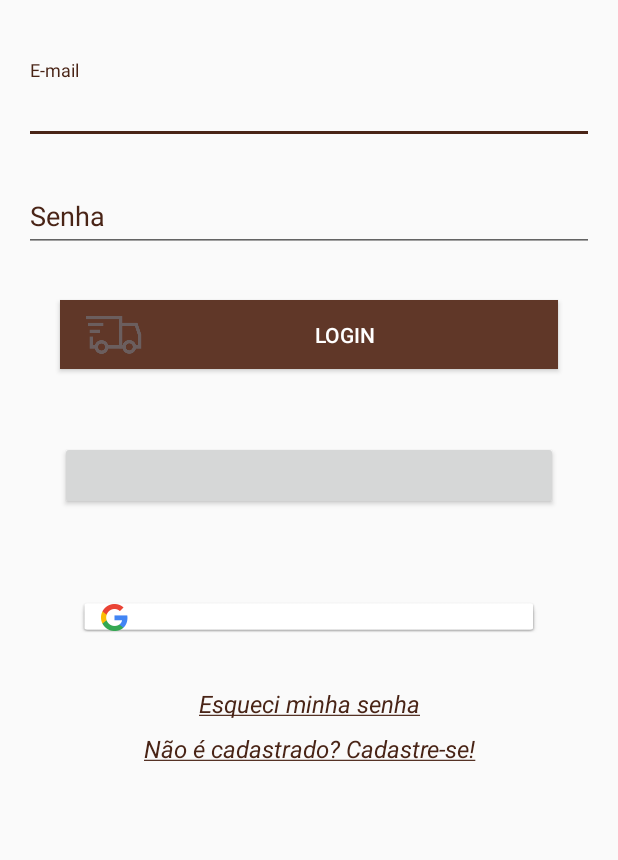
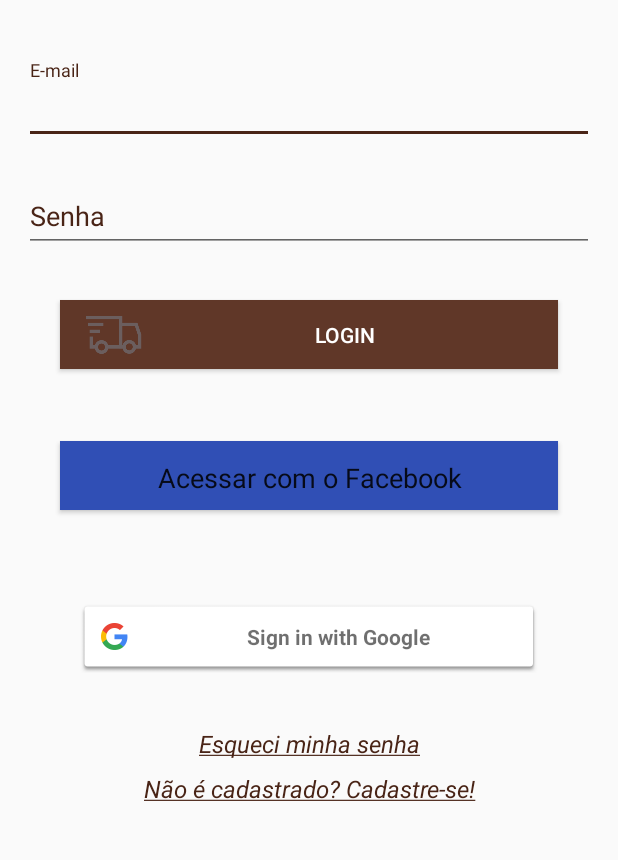
Before and after one commit to RafaelCarlos/EasyGas, an Android app: the screen it shows after launch (LoginActivity), on a phone screen of 412 x 824 dp, the part 330-1190 px from its top. Run offline under Robolectric (Android 15) with nearby library versions, the phone set to English and light mode, and no system bars; our stand-ins replace ButterKnife; libraries missing offline, so code that uses them is left out: com.afollestad.materialdialogs, com.facebook, com.facebook.login; plain views replace LoginButton; 5 statements that could not run were skipped.

Commit message:
Integrando aplicativo com API Google

```diff
--- a/app/build.gradle
+++ b/app/build.gradle
@@ -61,7 +61,7 @@
     compile 'com.google.android.gms:play-services:11.4.2'
     compile 'com.google.android.gms:play-services-maps:11.4.2'
     compile 'com.google.android.gms:play-services-auth:11.4.2'
-
+    compile 'com.github.medyo:fancybuttons:+'
 
     testCompile 'junit:junit:4.12'
 }
--- a/app/src/main/java/com/codigo/rafael/easygas/user/LoginActivity.java
+++ b/app/src/main/java/com/codigo/rafael/easygas/user/LoginActivity.java
@@ -87,6 +87,7 @@
     private String nome;
     private String email;
     private Bundle parametr;
+    private Button btGoogle;
 
     @Override
     public void onCreate(Bundle savedInstanceState) {
@@ -102,7 +103,7 @@
         String senha = preferences.getString("senha", null);
         SignInButton signInButton = (SignInButton) findViewById(R.id.sign_in_button);
         signInButton.setSize(SignInButton.SIZE_WIDE);
-
+//        btGoogle = findViewById(R.id.btn_google);
 
         GoogleSignInOptions gso = new GoogleSignInOptions.Builder(GoogleSignInOptions.DEFAULT_SIGN_IN)
                 .requestEmail()
@@ -230,7 +231,7 @@
         });
 
         Bundle parameters = new Bundle();
-        parameters.putString("fields", "id, name, email, gender, birthday");
+        parameters.putString("fields", "id, name, email, gender, birthday, picture.width(120).height(120)");
         request.setParameters(parameters);
         request.executeAsync();
 
--- a/app/src/main/res/layout/activity_login.xml
+++ b/app/src/main/res/layout/activity_login.xml
@@ -20,9 +20,7 @@
 
     <ScrollView
         android:layout_width="fill_parent"
-        android:layout_height="fill_parent"
-        android:paddingLeft="16dp"
-        android:paddingRight="16dp">
+        android:layout_height="fill_parent">
         <!--android:fitsSystemWindows="true"-->
 
         <LinearLayout xmlns:android="http://schemas.android.com/apk/res/android"
@@ -30,7 +28,9 @@
             xmlns:tools="http://schemas.android.com/tools"
             android:layout_width="match_parent"
             android:layout_height="match_parent"
-            android:orientation="vertical">
+            android:orientation="vertical"
+            android:paddingLeft="16dp"
+            android:paddingRight="16dp">
 
 
             <ImageView
@@ -127,32 +127,39 @@
 
             <com.facebook.login.widget.LoginButton
                 android:id="@+id/login_button"
+                style="@style/Widget.AppCompat.ActionButton"
                 android:layout_width="match_parent"
                 android:layout_height="46dp"
+                android:layout_centerHorizontal="true"
+                android:layout_marginBottom="24dp"
+                android:layout_marginLeft="24dp"
+                android:layout_marginRight="24dp"
+                android:layout_marginTop="24dp"
+                android:background="@color/colorFacebook"
+                android:padding="12dp"
+                android:paddingLeft="24dp"
+                android:paddingRight="24dp"
+                android:text="Acessar com o Facebook"
+                android:textSize="18sp"
+                tools:text="Acessar com Facebook" />
+
+
+            <com.google.android.gms.common.SignInButton
+                android:id="@+id/sign_in_button"
+                android:layout_width="match_parent"
+                android:layout_height="match_parent"
                 android:layout_marginBottom="24dp"
                 android:layout_marginLeft="24dp"
                 android:layout_marginRight="24dp"
                 android:layout_marginTop="24dp"
                 android:padding="12dp"
                 android:paddingLeft="24dp"
-                android:paddingRight="24dp" />
-
-
-            <com.google.android.gms.common.SignInButton
-                android:id="@+id/sign_in_button"
-                android:layout_width="match_parent"
-                android:layout_height="46dp"
-                android:layout_marginBottom="24dp"
-                android:layout_marginLeft="24dp"
-                android:layout_marginRight="24dp"
-                android:layout_marginTop="24dp"
-                android:padding="12dp"
-                android:paddingLeft="24dp"
-                android:paddingRight="24dp" />
+                android:paddingRight="24dp"
+                android:text="Acessar com Google" />
 
 
             <!--<android.support.v7.widget.AppCompatButton-->
-            <!--android:id="@+id/btn_Google"-->
+            <!--android:id="@+id/btn_google"-->
             <!--android:layout_width="match_parent"-->
             <!--android:layout_height="46dp"-->
             <!--android:layout_marginBottom="24dp"-->
--- a/app/src/main/res/values/colors.xml
+++ b/app/src/main/res/values/colors.xml
@@ -23,7 +23,7 @@
     <color name="primary">#E43F3F</color>
     <color name="primary_dark">#E12929</color>
     <color name="primary_darker">#CC1D1D</color>
-    <color name="accent">#f3eeee</color>
+    <color name="accent">#e5e2e2</color>
 
     <color name="colorFAB">#1976D2</color>
     <color name="colorFABPressed">#D32F2F</color>
```
Also changed, not shown: app/src/main/res/layout/activity_cadastrar_user.xml (+4 -4 lines), app/src/main/res/layout/activity_endereco_cadastro.xml (+4 -4 lines).
